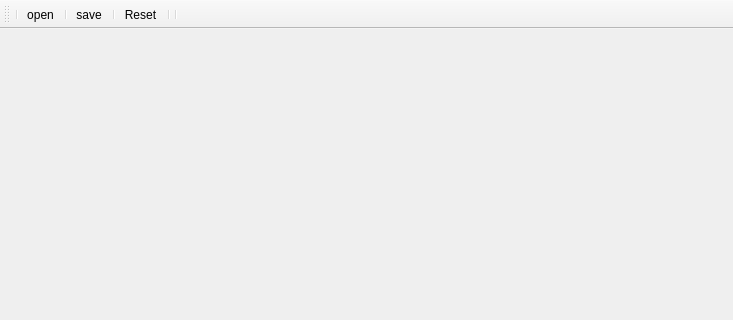
Qt form imageviewer.ui (yakout/YADIV) before a commit; both pictures show x 0 to 733 and y 0 to 320 of the 733 by 520 pixel window.
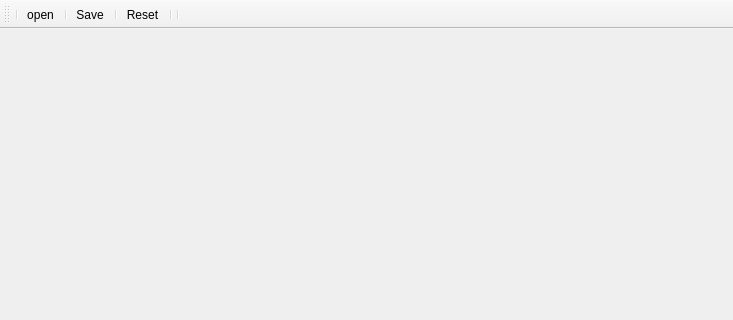
The same form after that commit. Icons and pictures are not drawn.

Diff of the .ui file:
```diff
--- a/imageviewer.ui
+++ b/imageviewer.ui
@@ -84,7 +84,7 @@
      <normaloff>:/save.png</normaloff>:/save.png</iconset>
    </property>
    <property name="text">
-    <string>save</string>
+    <string>Save</string>
    </property>
    <property name="toolTip">
     <string>save</string>
```
Left out of the diff: 44 changed lines with no effect on the pictures.
